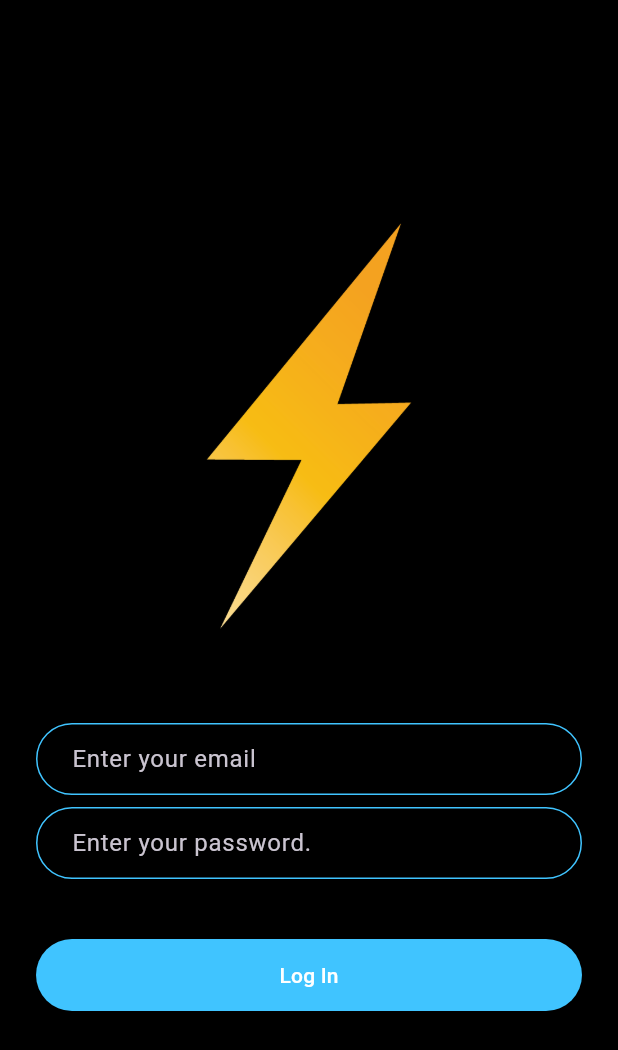
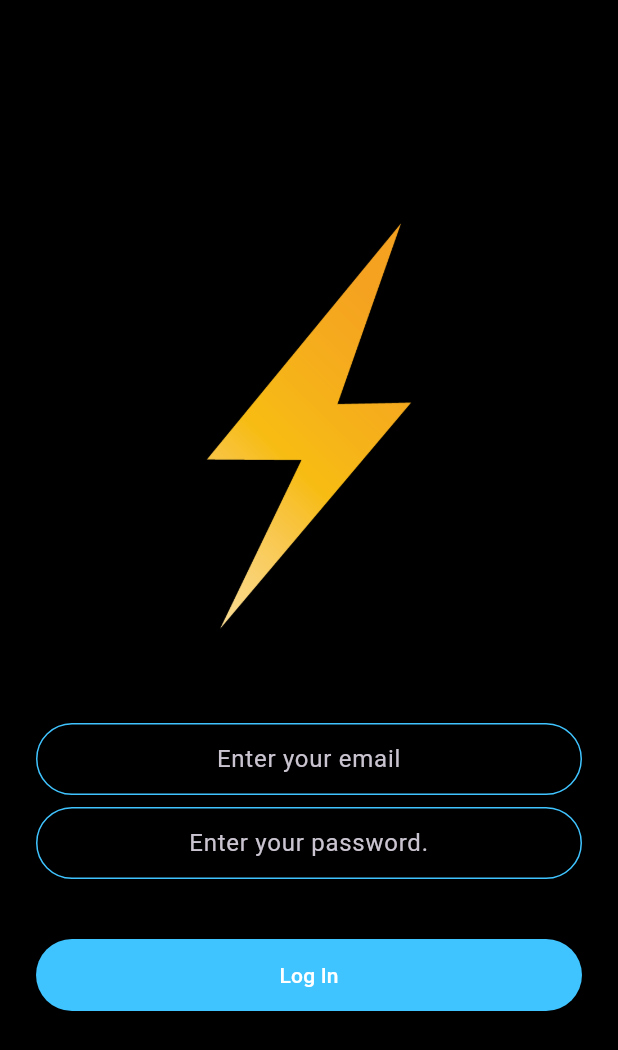
Before and after one commit to fierychicken65/Chat_App, a Flutter app: the LoginScreen screen opened by its route, on a phone screen of 412 x 824 dp. Shown: the top 1050 px of the screen. Run offline on Flutter 3.47's test engine with Material 3 defaults, Android fonts, the phone set to English and light mode, and no system bars; drawn by our look-alikes of modal_progress_hud_nsn; our stand-ins replace animated_text_kit, cloud_firestore, firebase_auth, firebase_core; accounts and stored records are empty.

Commit message:
Major update

```diff
--- a/lib/screens/login_screen.dart
+++ b/lib/screens/login_screen.dart
@@ -42,6 +42,7 @@ class _LoginScreenState extends State<LoginScreen> {
                 onChanged: (value) {
                   email = value;
                 },
+                textAlign: TextAlign.center,
                 decoration:const InputDecoration(
                   hintText: 'Enter your email',
                   contentPadding:
@@ -65,9 +66,11 @@ class _LoginScreenState extends State<LoginScreen> {
                 height: 8.0,
               ),
               TextField(
+                obscureText: true,
                 onChanged: (value) {
                   password = value;
                 },
+                textAlign: TextAlign.center,
                 decoration:const InputDecoration(
                   hintText: 'Enter your password.',
                   contentPadding:
@@ -90,7 +93,8 @@ class _LoginScreenState extends State<LoginScreen> {
               SizedBox(
                 height: 24.0,
               ),
-              Hero(
+              Flexible(
+                child: Hero(
                   tag:'login',
                   child: Padding(
                     padding: EdgeInsets.symmetric(vertical: 16.0),
@@ -125,6 +129,7 @@ class _LoginScreenState extends State<LoginScreen> {
                     ),
                   ),
                 ),
+              ),
             ],
           ),
         ),
```
Also changed, not shown: lib/screens/chat_screen.dart (+61 -9 lines). Lines whose indentation alone changed are shown as unchanged.
